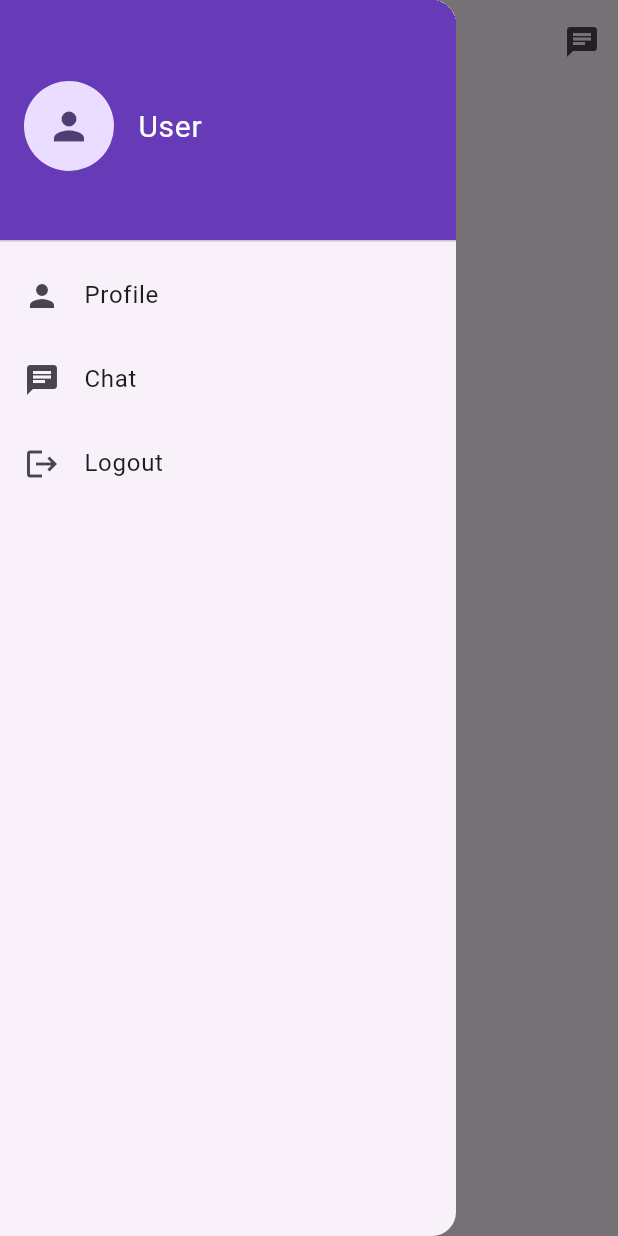
After one commit to iamKIVOUS/CampusConnect, a Flutter app: the DashboardScreen screen opened directly, with the side drawer open, on a phone screen of 412 x 824 dp. The commit adds this screen. Run offline on Flutter 3.47's test engine with Material 3 defaults, Android fonts, the phone set to English and light mode, and no system bars; our stand-ins replace shared_preferences; accounts and stored records are empty.

Commit message:
Creating the dashboard

```diff
--- a/lib/main.dart
+++ b/lib/main.dart
@@ -1,7 +1,8 @@
+import 'package:campus_connect/screens/dashboard_screen.dart';
 import 'package:flutter/material.dart';
 import 'package:provider/provider.dart';
 import './screens/login_screen.dart';
-import './screens/profile_screen.dart';
+//import './screens/profile_screen.dart';
 import './providers/auth_provider.dart';
 
 void main() async {
@@ -34,7 +35,7 @@ class CampusConnectApp extends StatelessWidget {
       home: Consumer<AuthProvider>(
         builder: (context, authProvider, _) {
           return authProvider.isLoggedIn
-              ? const ProfileScreen()
+              ? const DashboardScreen()
               : const LoginScreen();
         },
       ),
--- /dev/null
+++ b/lib/screens/dashboard_screen.dart
@@ -0,0 +1,123 @@
+//import "package:campus_connect/screens/profile_screen.dart";
+import "dart:io";
+
+import "package:campus_connect/screens/login_screen.dart";
+import "package:campus_connect/screens/profile_screen.dart";
+import "package:flutter/material.dart";
+import "package:provider/provider.dart";
+import '../providers/auth_provider.dart';
+
+class DashboardScreen extends StatelessWidget {
+  const DashboardScreen({super.key});
+
+  @override
+  Widget build(BuildContext context) {
+    final authProvider = Provider.of<AuthProvider>(context);
+    final user = authProvider.user;
+    final photoPath = authProvider.photoPath;
+    Future<void> confirmLogout(BuildContext context) async {
+      final confirmed = await showDialog<bool>(
+        context: context,
+        builder: (context) => AlertDialog(
+          title: const Text("Confirm Logout"),
+          content: const Text("Are you sure you want to log out?"),
+          actions: [
+            TextButton(
+              onPressed: () => Navigator.pop(context, false),
+              child: const Text("Cancel"),
+            ),
+            TextButton(
+              onPressed: () => Navigator.pop(context, true),
+              child: const Text("Logout"),
+            ),
+          ],
+        ),
+      );
+
+      if (confirmed == true) {
+        await authProvider.logout();
+        if (context.mounted) {
+          Navigator.pushReplacement(
+            context,
+            MaterialPageRoute(builder: (_) => const LoginScreen()),
+          );
+        }
+      }
+    }
+
+    return Scaffold(
+      appBar: AppBar(
+        title: const Text('My Dashboard'),
+        actions: [
+          IconButton(
+            icon: const Icon(Icons.chat),
+            onPressed: () => Navigator.push(
+              context,
+              MaterialPageRoute(builder: (context) => const ProfileScreen()),
+            ),
+          ),
+        ],
+      ),
+      drawer: Drawer(
+        child: ListView(
+          padding: EdgeInsets.zero,
+          children: <Widget>[
+            DrawerHeader(
+              decoration: BoxDecoration(color: Colors.deepPurple),
+              child: Row(
+                mainAxisAlignment: MainAxisAlignment.start,
+                crossAxisAlignment: CrossAxisAlignment.center,
+                children: [
+                  if (photoPath != null && File(photoPath).existsSync())
+                    CircleAvatar(
+                      radius: 30,
+                      backgroundImage: FileImage(File(photoPath)),
+                    )
+                  else
+                    const CircleAvatar(
+                      radius: 30,
+                      child: Icon(Icons.person, size: 30),
+                    ),
+                  const SizedBox(width: 16),
+                  Text(
+                    user?['name'] ?? 'User',
+                    style: const TextStyle(fontSize: 20, color: Colors.white),
+                  ),
+                ],
+              ),
+            ),
+            ListTile(
+              leading: const Icon(Icons.person),
+              title: const Text('Profile'),
+              onTap: () {
+                // Navigate to Profile Screen
+                Navigator.push(
+                  context,
+                  MaterialPageRoute(
+                    builder: (context) => const ProfileScreen(),
+                  ),
+                );
+              },
+            ),
+
+            ListTile(
+              leading: const Icon(Icons.chat),
+              title: const Text('Chat'),
+              onTap: () {
+                // Navigate to About Screen (if implemented)
+                // Navigator.push(context, MaterialPageRoute(builder: (context) => const AboutScreen()));
+              },
+            ),
+            ListTile(
+              leading: const Icon(Icons.logout),
+              title: const Text('Logout'),
+              onTap: () {
+                confirmLogout(context);
+              },
+            ),
+          ],
+        ),
+      ),
+    );
+  }
+}
--- a/lib/screens/login_screen.dart
+++ b/lib/screens/login_screen.dart
@@ -1,7 +1,7 @@
+import 'package:campus_connect/screens/dashboard_screen.dart';
 import 'package:flutter/material.dart';
 import 'package:provider/provider.dart';
 import '../providers/auth_provider.dart';
-import 'profile_screen.dart';
 
 class LoginScreen extends StatefulWidget {
   const LoginScreen({super.key});
@@ -40,7 +40,7 @@ class _LoginScreenState extends State<LoginScreen> {
       if (!mounted) return;
       Navigator.pushReplacement(
         context,
-        MaterialPageRoute(builder: (_) => const ProfileScreen()),
+        MaterialPageRoute(builder: (_) => const DashboardScreen()),
       );
     } else {
       setState(() {
```
Also changed, not shown: lib/screens/chat_screen.dart (added, +10 -0 lines).
